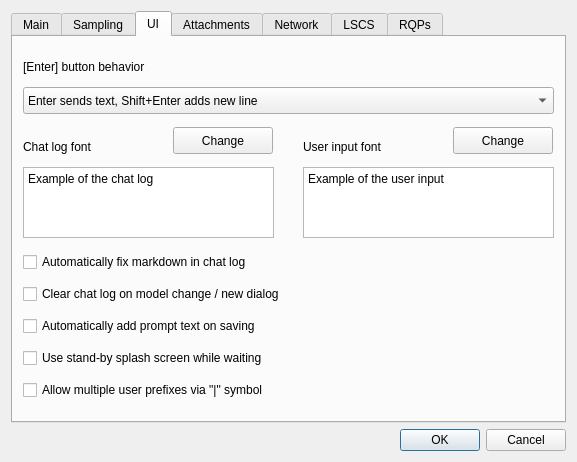
Above: anna_graphica/settingsdialog.ui from matrixsmaster/ANNA before the change. Below: the same form after it.
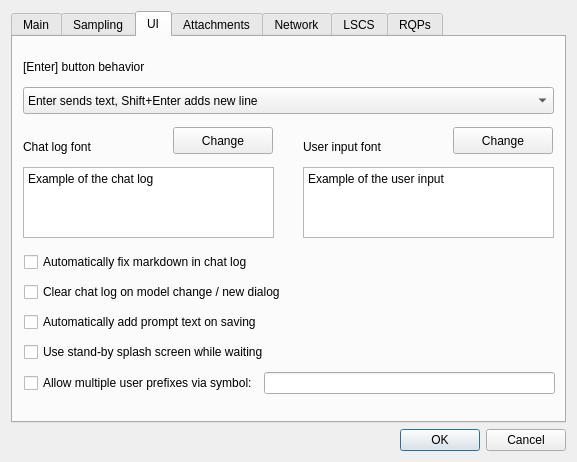
That is the form after the change. The open tabs and pages were chosen to show the change. Icons and pictures are not drawn.

Commit message: GUI: updated, fixed a few bugs and added user-defined multi-user token

The edit to the form file:
```diff
--- a/anna_graphica/settingsdialog.ui
+++ b/anna_graphica/settingsdialog.ui
@@ -1063,13 +1063,13 @@
         <string>Change</string>
        </property>
       </widget>
-      <widget class="QWidget" name="layoutWidget">
+      <widget class="QWidget" name="">
        <property name="geometry">
         <rect>
-         <x>10</x>
-         <y>209</y>
+         <x>11</x>
+         <y>211</y>
          <width>531</width>
-         <height>161</height>
+         <height>155</height>
         </rect>
        </property>
        <layout class="QVBoxLayout" name="verticalLayout_11">
@@ -1102,11 +1102,22 @@
          </widget>
         </item>
         <item>
+         <layout class="QHBoxLayout" name="horizontalLayout_13">
+          <item>
          <widget class="QCheckBox" name="allowMultiUsr">
           <property name="text">
-           <string>Allow multiple user prefixes via &quot;|&quot; symbol</string>
-          </property>
-         </widget>
+             <string>Allow multiple user prefixes via symbol:</string>
+            </property>
+           </widget>
+          </item>
+          <item>
+           <widget class="QLineEdit" name="multiUsrTok">
+            <property name="maxLength">
+             <number>255</number>
+            </property>
+           </widget>
+          </item>
+         </layout>
         </item>
        </layout>
       </widget>
```
Lines whose indentation alone changed are shown as unchanged. The commit also changes 6 other files.
